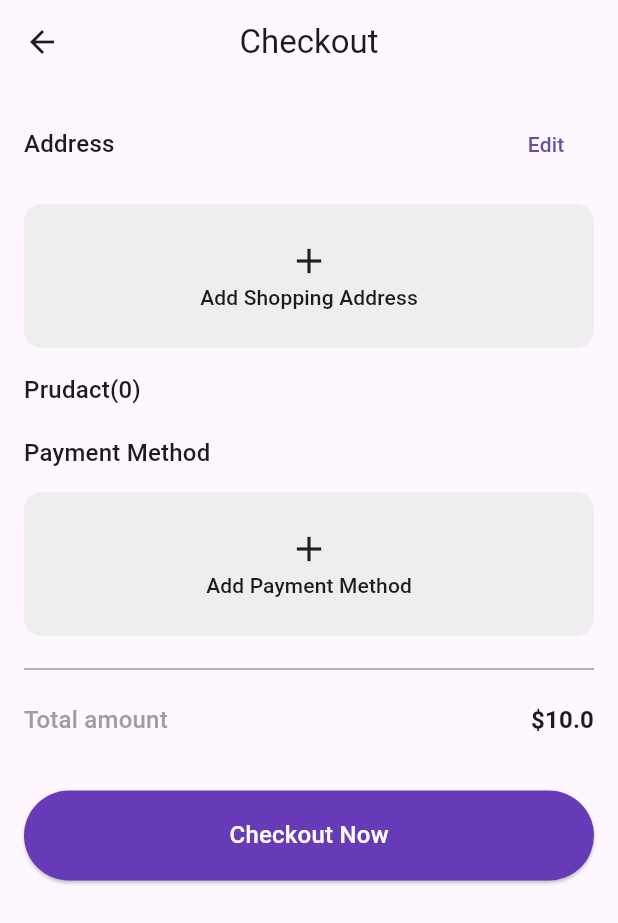
After one commit to lbarsidati22/shop_online, a Flutter app: the CheckoutPage screen opened by its route, after a tap on "Edit", on a phone screen of 412 x 824 dp. The commit adds this screen. Shown: the top 923 px of the screen. Run offline on Flutter 3.47's test engine with Material 3 defaults, Android fonts, the phone set to English and light mode, and no system bars; our stand-ins replace cached_network_image, flutter_bloc, flutter_carousel_widget, flutter_dash, persistent_bottom_nav_bar; network calls fail.

Commit message:
shop section 1 learn done

```diff
--- a/lib/models/add_to_cart_model.dart
+++ b/lib/models/add_to_cart_model.dart
@@ -13,6 +13,20 @@ class AddToCartModel {
     required this.quantity,
   });
   double get totalPrice => prudact.price * quantity;
+
+  AddToCartModel copyWith({
+    String? id,
+    PrudactItemModel? prudact,
+    PrudactSize? size,
+    int? quantity,
+  }) {
+    return AddToCartModel(
+      id: id ?? this.id,
+      prudact: prudact ?? this.prudact,
+      size: size ?? this.size,
+      quantity: quantity ?? this.quantity,
+    );
+  }
 }
 
 List<AddToCartModel> dummyCart = [];
--- a/lib/utils/app_colors.dart
+++ b/lib/utils/app_colors.dart
@@ -3,7 +3,7 @@ import 'package:flutter/material.dart';
 class AppColors {
   static const Color grey = Colors.grey;
   static Color grey3 = Colors.grey.shade300;
-  static Color gre2 = Colors.grey.shade200;
+  static Color grey2 = Colors.grey.shade200;
   static Color grey4 = Colors.grey.shade400;
   static const Color green = Colors.green;
   static const Color prymaryColor = Colors.deepPurple;
--- a/lib/utils/app_router.dart
+++ b/lib/utils/app_router.dart
@@ -2,6 +2,7 @@ import 'package:flutter/material.dart';
 import 'package:flutter_bloc/flutter_bloc.dart';
 import 'package:shop_online/utils/app_routes.dart';
 import 'package:shop_online/view_models/prudact_details_cubit/prudact_details_cubit.dart';
+import 'package:shop_online/views/pages/checkout_page.dart';
 import 'package:shop_online/views/pages/custtom_bottom_navBar.dart';
 import 'package:shop_online/views/pages/prudact_details_page.dart';
 
@@ -12,6 +13,11 @@ class AppRouter {
         return MaterialPageRoute(
           settings: settings,
           builder: (_) => CusttomBottomNavbarPage(),
+        );
+      case AppRoutes.checkoutRour:
+        return MaterialPageRoute(
+          builder: (_) => CheckoutPage(),
+          settings: settings,
         );
       case AppRoutes.prudactaDetailsRoute:
         final String prudactId = settings.arguments as String;
--- a/lib/utils/app_routes.dart
+++ b/lib/utils/app_routes.dart
@@ -1,4 +1,5 @@
 class AppRoutes {
   static const String homeRoute = '/';
   static const String prudactaDetailsRoute = '/Prudact-details';
+  static const String checkoutRour = '/checkout';
 }
--- /dev/null
+++ b/lib/view_models/checkout_cubit/checkout_cubit.dart
@@ -0,0 +1,28 @@
+import 'package:flutter/material.dart';
+import 'package:flutter_bloc/flutter_bloc.dart';
+import 'package:shop_online/models/add_to_cart_model.dart';
+
+part 'checkout_state.dart';
+
+class CheckoutCubit extends Cubit<CheckoutState> {
+  CheckoutCubit() : super(CheckoutInitial());
+
+  void getCartItems() {
+    emit(CheckoutLeading());
+    final cartItems = dummyCart;
+    final subtotla = cartItems.fold(
+      0.0,
+      (previuseValue, element) =>
+          previuseValue + (element.prudact.price * element.quantity),
+    );
+    final numOfPrudacts = cartItems.fold(
+      0,
+      (previuseValue, element) => previuseValue + element.quantity,
+    );
+    emit(CheckoutLoaded(
+      cartItems: cartItems,
+      totalAmount: subtotla + 10,
+      numOfPrudacts: numOfPrudacts,
+    ));
+  }
+}
--- /dev/null
+++ b/lib/view_models/checkout_cubit/checkout_state.dart
@@ -0,0 +1,27 @@
+part of 'checkout_cubit.dart';
+
+sealed class CheckoutState {}
+
+final class CheckoutInitial extends CheckoutState {}
+
+final class CheckoutLeading extends CheckoutState {}
+
+final class CheckoutError extends CheckoutState {
+  final String message;
+
+  CheckoutError({
+    required this.message,
+  });
+}
+
+final class CheckoutLoaded extends CheckoutState {
+  final List<AddToCartModel> cartItems;
+  final double totalAmount;
+  final int numOfPrudacts;
+
+  CheckoutLoaded({
+    required this.cartItems,
+    required this.totalAmount,
+    required this.numOfPrudacts,
+  });
+}
--- /dev/null
+++ b/lib/views/pages/checkout_page.dart
@@ -0,0 +1,220 @@
+import 'package:cached_network_image/cached_network_image.dart';
+import 'package:flutter/material.dart';
+import 'package:flutter_bloc/flutter_bloc.dart';
+import 'package:shop_online/utils/app_colors.dart';
+import 'package:shop_online/view_models/checkout_cubit/checkout_cubit.dart';
+import 'package:shop_online/views/pages/empty_shopping_peyment.dart';
+import 'package:shop_online/views/widgets/checkout_headlins_item.dart';
+
+class CheckoutPage extends StatelessWidget {
+  const CheckoutPage({super.key});
+
+  @override
+  Widget build(BuildContext context) {
+    return BlocProvider(
+      create: (context) {
+        final cubit = CheckoutCubit();
+        cubit.getCartItems();
+        return cubit;
+      },
+      child: Scaffold(
+        appBar: AppBar(
+          centerTitle: true,
+          title: Text('Checkout'),
+        ),
+        body: Builder(builder: (context) {
+          final cubit = BlocProvider.of<CheckoutCubit>(context);
+          return BlocBuilder<CheckoutCubit, CheckoutState>(
+            bloc: cubit,
+            buildWhen: (previous, current) =>
+                current is CheckoutLeading ||
+                current is CheckoutError ||
+                current is CheckoutLoaded,
+            builder: (context, state) {
+              if (state is CheckoutLeading) {
+                return Center(
+                  child: CircularProgressIndicator.adaptive(),
+                );
+              } else if (state is CheckoutError) {
+                return Center(
+                  child: Text(state.message),
+                );
+              } else if (state is CheckoutLoaded) {
+                final cartItems = state.cartItems;
+                return SafeArea(
+                  child: SingleChildScrollView(
+                    child: Padding(
+                      padding: const EdgeInsets.symmetric(
+                          horizontal: 16, vertical: 16),
+                      child: Column(
+                        children: [
+                          CheckoutHeadlinsItem(
+                            title: 'Address',
+                            onTap: () {},
+                          ),
+                          SizedBox(
+                            height: 16,
+                          ),
+                          EmptyShoppingPeyment(
+                            title: 'Add Shopping Address',
+                          ),
+                          SizedBox(
+                            height: 16,
+                          ),
+                          CheckoutHeadlinsItem(
+                            title: 'Prudact',
+                            numOfPrudact: state.numOfPrudacts,
+                          ),
+                          SizedBox(height: 8),
+                          ListView.separated(
+                            separatorBuilder: (context, index) {
+                              return Divider(
+                                color: AppColors.grey2,
+                              );
+                            },
+                            shrinkWrap: true,
+                            itemCount: cartItems.length,
+                            physics: NeverScrollableScrollPhysics(),
+                            itemBuilder: (context, index) {
+                              final cartItem = cartItems[index];
+                              return Row(
+                                children: [
+                                  DecoratedBox(
+                                    decoration: BoxDecoration(
+                                      color: AppColors.grey3,
+                                      borderRadius: BorderRadius.circular(16),
+                                    ),
+                                    child: CachedNetworkImage(
+                                      height: 125,
+                                      width: 125,
+                                      imageUrl: cartItem.prudact.imgUrl,
+                                    ),
+                                  ),
+                                  SizedBox(width: 10),
+                                  Expanded(
+                                    child: Column(
+                                      crossAxisAlignment:
+                                          CrossAxisAlignment.start,
+                                      children: [
+                                        Text(
+                                          cartItem.prudact.name,
+                                          style: Theme.of(context)
+                                              .textTheme
+                                              .labelLarge!,
+                                        ),
+                                        SizedBox(height: 8),
+                                        Row(
+                                          mainAxisAlignment:
+                                              MainAxisAlignment.spaceBetween,
+                                          children: [
+                                            Text.rich(
+                                              TextSpan(
+                                                text: 'Size ',
+                                                style: Theme.of(context)
+                                                    .textTheme
+                                                    .titleMedium!
+                                                    .copyWith(
+                                                      color: AppColors.grey,
+                                                    ),
+                                                children: [
+                                                  TextSpan(
+                                                    text: cartItem.size.name,
+                                                    style: Theme.of(context)
+                                                        .textTheme
+                                                        .titleMedium!
+                                                        .copyWith(),
+                                                  ),
+                                                ],
+                                              ),
+                                            ),
+                                            Text(
+                                              '\$${cartItem.totalPrice.toStringAsFixed(1)}',
+                                              style: Theme.of(context)
+                                                  .textTheme
+                                                  .headlineSmall!
+                                                  .copyWith(
+                                                    fontWeight: FontWeight.bold,
+                                                  ),
+                                            ),
+                                          ],
+                                        ),
+                                      ],
+                                    ),
+                                  ),
+                                ],
+                              );
+                            },
+                          ),
+                          SizedBox(height: 10),
+                          CheckoutHeadlinsItem(
+                            title: 'Payment Method',
+                          ),
+                          SizedBox(height: 14),
+                          EmptyShoppingPeyment(
+                            title: 'Add Payment Method',
+                          ),
+                          SizedBox(height: 14),
+                          Divider(
+                            color: AppColors.grey,
+                          ),
+                          SizedBox(height: 14),
+                          Row(
+                            mainAxisAlignment: MainAxisAlignment.spaceBetween,
+                            children: [
+                              Text(
+                                'Total amount',
+                                style: Theme.of(context)
+                                    .textTheme
+                                    .titleMedium!
+                                    .copyWith(
+                                      color: AppColors.grey,
+                                    ),
+                              ),
+                              Text(
+                                '\$${state.totalAmount.toStringAsFixed(1)}',
+                                style: Theme.of(context)
+                                    .textTheme
+                                    .titleMedium!
+                                    .copyWith(
+                                      fontWeight: FontWeight.w600,
+                                    ),
+                              ),
+                            ],
+                          ),
+                          SizedBox(height: 35),
+                          SizedBox(
+                            width: double.infinity,
+                            height: 60,
+                            child: ElevatedButton(
+                              onPressed: () {},
+                              style: ElevatedButton.styleFrom(
+                                backgroundColor: Theme.of(context).primaryColor,
+                              ),
+                              child: Text(
+                                'Checkout Now',
+                                style: Theme.of(context)
+                                    .textTheme
+                                    .titleMedium!
+                                    .copyWith(
+                                      color: AppColors.white,
+                                    ),
+                              ),
+                            ),
+                          ),
+                        ],
+                      ),
+                    ),
+                  ),
+                );
+              } else {
+                return Center(
+                  child: Text('something is rong'),
+                );
+              }
+            },
+          );
+        }),
+      ),
+    );
+  }
+}
--- /dev/null
+++ b/lib/views/pages/empty_shopping_peyment.dart
@@ -0,0 +1,30 @@
+import 'package:flutter/material.dart';
+import 'package:shop_online/utils/app_colors.dart';
+
+class EmptyShoppingPeyment extends StatelessWidget {
+  final String title;
+  const EmptyShoppingPeyment({super.key, required this.title});
+
+  @override
+  Widget build(BuildContext context) {
+    return Container(
+      width: double.infinity,
+      decoration: BoxDecoration(
+        color: AppColors.grey2,
+        borderRadius: BorderRadius.circular(12),
+      ),
+      child: Padding(
+        padding: EdgeInsets.symmetric(horizontal: 8, vertical: 24),
+        child: Column(
+          children: [
+            Icon(Icons.add, size: 28),
+            Text(
+              title,
+              style: Theme.of(context).textTheme.titleSmall,
+            )
+          ],
+        ),
+      ),
+    );
+  }
+}
--- /dev/null
+++ b/lib/views/widgets/checkout_headlins_item.dart
@@ -0,0 +1,40 @@
+import 'package:flutter/material.dart';
+
+class CheckoutHeadlinsItem extends StatelessWidget {
+  final String title;
+  final int? numOfPrudact;
+  final VoidCallback? onTap;
+  const CheckoutHeadlinsItem({
+    super.key,
+    required this.title,
+    this.numOfPrudact,
+    this.onTap,
+  });
+
+  @override
+  Widget build(BuildContext context) {
+    return Row(
+      mainAxisAlignment: MainAxisAlignment.spaceBetween,
+      children: [
+        Row(
+          children: [
+            Text(
+              title,
+              style: Theme.of(context).textTheme.titleMedium,
+            ),
+            if (numOfPrudact != null)
+              Text(
+                '($numOfPrudact)',
+                style: Theme.of(context).textTheme.titleMedium,
+              ),
+          ],
+        ),
+        if (onTap != null)
+          TextButton(
+            onPressed: onTap,
+            child: Text('Edit'),
+          ),
+      ],
+    );
+  }
+}
```
Also changed, not shown: lib/view_models/cart_cubit/cart_cubit.dart (+27 -10 lines), lib/view_models/cart_cubit/cart_state.dart (+8 -0 lines), lib/views/pages/cart_page.dart (+46 -3 lines).
